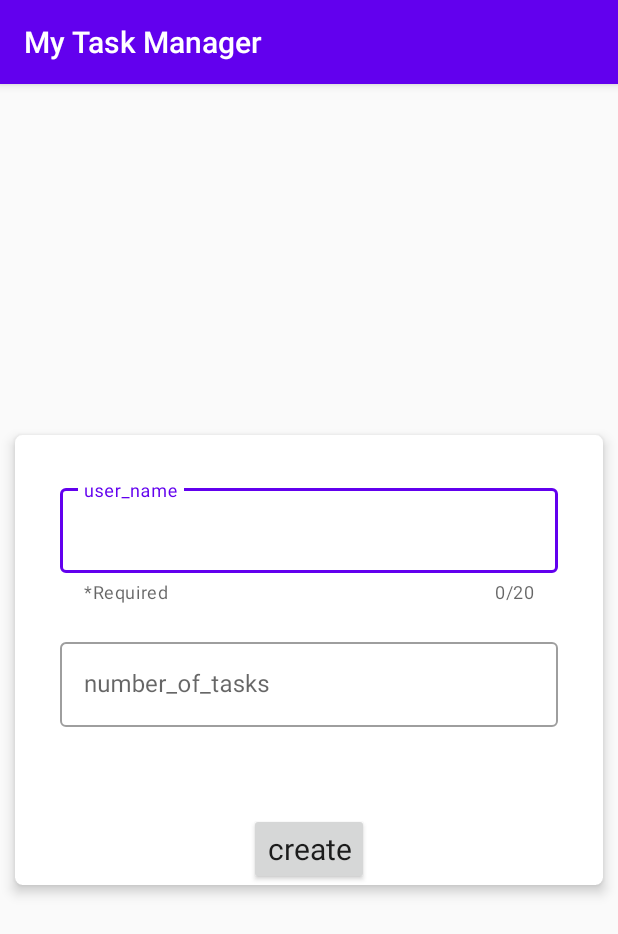
After one commit to FaribaDarvishian/myTaskManager, an Android app: the fragment TaskDetailFragment shown on its own in the app's theme, on a phone screen of 412 x 824 dp. The commit adds this screen. Shown: the top 934 px of the screen. Run offline under Robolectric (Android 15) with nearby library versions, the phone set to English and light mode, and no system bars.

Commit message:
add TaskDetailActivity add TaskDetailFragment design task_detail_fragment whit material Design problem : when run no action not error. i check qny thing that know need to solve by search more

```diff
--- a/app/src/main/AndroidManifest.xml
+++ b/app/src/main/AndroidManifest.xml
@@ -1,6 +1,7 @@
 <?xml version="1.0" encoding="utf-8"?>
 <manifest xmlns:android="http://schemas.android.com/apk/res/android"
     package="com.example.mytaskmanager">
+
 
     <application
         android:allowBackup="true"
@@ -9,13 +10,15 @@
         android:roundIcon="@mipmap/ic_launcher_round"
         android:supportsRtl="true"
         android:theme="@style/AppTheme">
-        <activity android:name=".SingleFragmentActivity">
+        <activity android:name=".Controller.Activity.TaskListActivity"></activity>
+        <activity android:name=".Controller.Activity.TaskDetailActivity">
             <intent-filter>
                 <action android:name="android.intent.action.MAIN" />
 
                 <category android:name="android.intent.category.LAUNCHER" />
             </intent-filter>
         </activity>
+        <activity android:name=".Controller.Activity.SingleFragmentActivity" />
     </application>
 
 </manifest>
--- /dev/null
+++ b/app/src/main/java/com/example/mytaskmanager/Controller/Fragment/TaskDetailFragment.java
@@ -0,0 +1,77 @@
+package com.example.mytaskmanager.Controller.Fragment;
+
+import android.os.Bundle;
+import android.view.LayoutInflater;
+import android.view.View;
+import android.view.ViewGroup;
+import android.widget.Button;
+
+import androidx.fragment.app.Fragment;
+
+import com.example.mytaskmanager.R;
+import com.google.android.material.textfield.TextInputLayout;
+
+public class TaskDetailFragment extends Fragment {
+
+    private TextInputLayout mEditTextUserName;
+    private TextInputLayout mEditTextNumber;
+    private Button mButtonCreate;
+
+    public TaskDetailFragment() {
+        // Required empty public constructor
+    }
+
+    @Override
+    public void onCreate(Bundle savedInstanceState) {
+        super.onCreate(savedInstanceState);
+    }
+
+    @Override
+    public View onCreateView(LayoutInflater inflater, ViewGroup container,
+                             Bundle savedInstanceState) {
+        // Inflate the layout for this fragment
+        View view = inflater.inflate(R.layout.fragment_task_detail, container, false);
+        findViews(view);
+        initViews();
+        setListeners();
+        return view;
+    }
+
+    private void findViews(View view) {
+        mEditTextUserName = view.findViewById(R.id.edit_txt_username);
+        mEditTextNumber = view.findViewById(R.id.edit_txt_number);
+        mButtonCreate = view.findViewById(R.id.btn_create);
+    }
+
+    private void initViews() {
+
+    }
+
+    private void setListeners() {
+        mButtonCreate.setOnClickListener(new View.OnClickListener() {
+            @Override
+            public void onClick(View view) {
+
+                if(mEditTextUserName.getEditText().getText().toString().trim().isEmpty()) {
+                    mEditTextUserName.setErrorEnabled(true);
+                    mEditTextUserName.setError("Complete Field");
+
+                }
+                if(mEditTextNumber.getEditText().getText().toString().length() == 0) {
+                    mEditTextUserName.setErrorEnabled(false);
+                    mEditTextNumber.setErrorEnabled(true);
+                    mEditTextNumber.setError("Complete Field");
+                }
+
+
+                else
+                    {
+                    mEditTextUserName.setErrorEnabled(false);
+                    mEditTextNumber.setErrorEnabled(false);
+
+                   //ToDo we should StartActivity whit Intent
+                }
+            }
+        });
+    }
+}
--- a/app/src/main/res/layout/activity_fragment.xml
+++ b/app/src/main/res/layout/activity_fragment.xml
@@ -4,7 +4,7 @@
     xmlns:tools="http://schemas.android.com/tools"
     android:layout_width="match_parent"
     android:layout_height="match_parent"
-    tools:context=".SingleFragmentActivity">
+    tools:context=".Controller.Activity.SingleFragmentActivity">
 
     <FrameLayout
         android:id="@+id/fragment_container"
--- /dev/null
+++ b/app/src/main/res/layout/fragment_task_detail.xml
@@ -0,0 +1,73 @@
+<?xml version="1.0" encoding="utf-8"?>
+    <LinearLayout xmlns:android="http://schemas.android.com/apk/res/android"
+        xmlns:app="http://schemas.android.com/apk/res-auto"
+        xmlns:tools="http://schemas.android.com/tools"
+        android:layout_width="match_parent"
+        android:layout_height="match_parent"
+    tools:context=".Controller.Fragment.TaskDetailFragment">
+
+        <androidx.cardview.widget.CardView
+            android:layout_width="match_parent"
+            android:layout_height="300dp"
+            android:layout_gravity="center"
+            android:layout_margin="10dp"
+            app:cardCornerRadius="5dp"
+            app:cardElevation="5dp">
+
+            <Button
+                android:id="@+id/btn_create"
+                style="@style/Widget.MaterialComponents.TextInputLayout.OutlinedBox"
+                android:layout_width="wrap_content"
+                android:layout_height="wrap_content"
+                android:layout_gravity="bottom|center"
+                android:text="@string/create"
+                android:textSize="20sp"
+                android:textStyle="normal" />
+
+            <LinearLayout
+                android:layout_width="match_parent"
+                android:layout_height="wrap_content"
+                android:layout_gravity="center|top"
+                android:layout_margin="20dp"
+                android:orientation="vertical">
+
+                <com.google.android.material.textfield.TextInputLayout
+                    android:id="@+id/edit_txt_username"
+                    style="@style/Widget.MaterialComponents.TextInputLayout.OutlinedBox"
+
+                    android:layout_width="match_parent"
+                    android:layout_height="wrap_content"
+                    android:hint="@string/user_name"
+                    android:padding="10dp"
+                    app:counterEnabled="true"
+                    app:counterMaxLength="20"
+                    app:errorEnabled="true"
+                    app:helperText="*Required">
+
+                    <com.google.android.material.textfield.TextInputEditText
+                        android:layout_width="match_parent"
+                        android:layout_height="wrap_content"
+                        android:inputType="text" />
+                </com.google.android.material.textfield.TextInputLayout>
+
+                <com.google.android.material.textfield.TextInputLayout
+                    android:id="@+id/edit_txt_number"
+                    style="@style/Widget.MaterialComponents.TextInputLayout.OutlinedBox"
+                    android:layout_width="match_parent"
+                    android:layout_height="wrap_content"
+                    android:hint="@string/number_of_tasks"
+                    android:padding="10dp"
+                    app:errorEnabled="true">
+
+                    <com.google.android.material.textfield.TextInputEditText
+                        android:layout_width="match_parent"
+                        android:layout_height="wrap_content"
+                        android:inputType="number" />
+
+                </com.google.android.material.textfield.TextInputLayout>
+
+            </LinearLayout>
+
+        </androidx.cardview.widget.CardView>
+
+    </LinearLayout>
--- a/app/src/main/res/values/strings.xml
+++ b/app/src/main/res/values/strings.xml
@@ -1,3 +1,8 @@
 <resources>
     <string name="app_name">My Task Manager</string>
+    <!-- TODO: Remove or change this placeholder text -->
+    <string name="hello_blank_fragment">Hello blank fragment</string>
+    <string name="create">create</string>
+    <string name="user_name">user_name</string>
+    <string name="number_of_tasks">number_of_tasks</string>
 </resources>
--- a/build.gradle
+++ b/build.gradle
@@ -5,7 +5,7 @@ buildscript {
         jcenter()
     }
     dependencies {
-        classpath "com.android.tools.build:gradle:4.0.0"
+        classpath "com.android.tools.build:gradle:4.0.1"
 
         // NOTE: Do not place your application dependencies here; they belong
         // in the individual module build.gradle files
```
Also changed, not shown: app/build.gradle (+10 -6 lines), app/src/main/java/com/example/mytaskmanager/Controller/Activity/TaskDetailActivity.java (added, +14 -0 lines), app/src/main/java/com/example/mytaskmanager/Controller/Activity/TaskListActivity.java (added, +16 -0 lines), app/src/main/java/com/example/mytaskmanager/SingleFragmentActivity.java (deleted, +0 -28 lines), app/src/main/res/layout/activity_task_detail.xml (added, +9 -0 lines), app/src/main/res/layout/activity_task_list.xml (added, +9 -0 lines).
